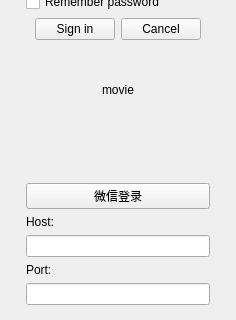
The window that mainDialog.ui (easyiotmaster/easyapp) describes before a commit, drawn with Qt 5; both pictures show x 0 to 236 and y 164 to 484 of the 236 by 484 pixel window.
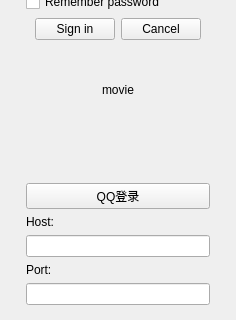
The same window after the commit. Icons and pictures are not drawn. Custom widgets are drawn as their Qt base class.

```diff
--- a/mainDialog.ui
+++ b/mainDialog.ui
@@ -367,7 +367,7 @@
        <item>
         <widget class="QPushButton" name="pushButton_wechatSignIn">
          <property name="text">
-          <string>微信登录</string>
+          <string>QQ登录</string>
          </property>
         </widget>
        </item>
```
